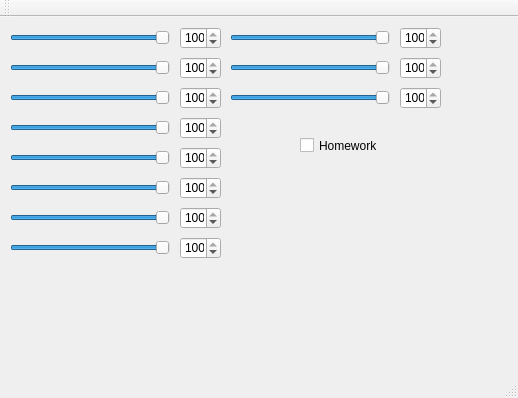
Qt form mainwindow.ui (KGalik/PIC10C-HW2) before a commit.
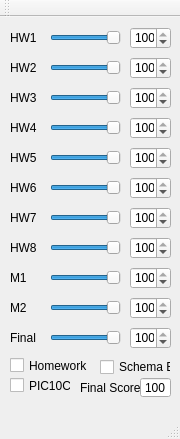
The same form after that commit.

```diff
--- a/mainwindow.ui
+++ b/mainwindow.ui
@@ -6,8 +6,8 @@
    <rect>
     <x>0</x>
     <y>0</y>
-    <width>518</width>
-    <height>398</height>
+    <width>180</width>
+    <height>439</height>
    </rect>
   </property>
   <property name="windowTitle">
@@ -17,9 +17,9 @@
    <widget class="QSlider" name="horizontalSlider">
     <property name="geometry">
      <rect>
-      <x>10</x>
+      <x>50</x>
       <y>10</y>
-      <width>160</width>
+      <width>71</width>
       <height>22</height>
      </rect>
     </property>
@@ -39,9 +39,9 @@
    <widget class="QSlider" name="horizontalSlider_2">
     <property name="geometry">
      <rect>
-      <x>10</x>
+      <x>50</x>
       <y>40</y>
-      <width>160</width>
+      <width>71</width>
       <height>22</height>
      </rect>
     </property>
@@ -61,9 +61,9 @@
    <widget class="QSlider" name="horizontalSlider_3">
     <property name="geometry">
      <rect>
-      <x>10</x>
+      <x>50</x>
       <y>70</y>
-      <width>160</width>
+      <width>71</width>
       <height>22</height>
      </rect>
     </property>
@@ -83,9 +83,9 @@
    <widget class="QSlider" name="horizontalSlider_4">
     <property name="geometry">
      <rect>
-      <x>10</x>
+      <x>50</x>
       <y>100</y>
-      <width>160</width>
+      <width>71</width>
       <height>22</height>
      </rect>
     </property>
@@ -105,9 +105,9 @@
    <widget class="QSlider" name="horizontalSlider_5">
     <property name="geometry">
      <rect>
-      <x>10</x>
+      <x>50</x>
       <y>130</y>
-      <width>160</width>
+      <width>71</width>
       <height>22</height>
      </rect>
     </property>
@@ -127,9 +127,9 @@
    <widget class="QSlider" name="horizontalSlider_6">
     <property name="geometry">
      <rect>
-      <x>10</x>
+      <x>50</x>
       <y>160</y>
-      <width>160</width>
+      <width>71</width>
       <height>22</height>
      </rect>
     </property>
@@ -149,9 +149,9 @@
    <widget class="QSlider" name="horizontalSlider_7">
     <property name="geometry">
      <rect>
-      <x>10</x>
+      <x>50</x>
       <y>190</y>
-      <width>160</width>
+      <width>71</width>
       <height>22</height>
      </rect>
     </property>
@@ -171,9 +171,9 @@
    <widget class="QSlider" name="horizontalSlider_8">
     <property name="geometry">
      <rect>
-      <x>10</x>
+      <x>50</x>
       <y>220</y>
-      <width>160</width>
+      <width>71</width>
       <height>22</height>
      </rect>
     </property>
@@ -193,9 +193,9 @@
    <widget class="QSlider" name="horizontalSlider_9">
     <property name="geometry">
      <rect>
-      <x>230</x>
-      <y>10</y>
-      <width>160</width>
+      <x>50</x>
+      <y>250</y>
+      <width>71</width>
       <height>22</height>
      </rect>
     </property>
@@ -215,9 +215,9 @@
    <widget class="QSlider" name="horizontalSlider_10">
     <property name="geometry">
      <rect>
-      <x>230</x>
-      <y>40</y>
-      <width>160</width>
+      <x>50</x>
+      <y>280</y>
+      <width>71</width>
       <height>22</height>
      </rect>
     </property>
@@ -237,9 +237,9 @@
    <widget class="QSlider" name="horizontalSlider_11">
     <property name="geometry">
      <rect>
-      <x>230</x>
-      <y>70</y>
-      <width>160</width>
+      <x>50</x>
+      <y>310</y>
+      <width>71</width>
       <height>22</height>
      </rect>
     </property>
@@ -259,7 +259,7 @@
    <widget class="QSpinBox" name="spinBox">
     <property name="geometry">
      <rect>
-      <x>180</x>
+      <x>130</x>
       <y>10</y>
       <width>41</width>
       <height>22</height>
@@ -275,7 +275,7 @@
    <widget class="QSpinBox" name="spinBox_2">
     <property name="geometry">
      <rect>
-      <x>180</x>
+      <x>130</x>
       <y>40</y>
       <width>41</width>
       <height>22</height>
@@ -291,7 +291,7 @@
    <widget class="QSpinBox" name="spinBox_3">
     <property name="geometry">
      <rect>
-      <x>180</x>
+      <x>130</x>
       <y>70</y>
       <width>41</width>
       <height>22</height>
@@ -307,7 +307,7 @@
    <widget class="QSpinBox" name="spinBox_4">
     <property name="geometry">
      <rect>
-      <x>180</x>
+      <x>130</x>
       <y>100</y>
       <width>41</width>
       <height>22</height>
@@ -323,7 +323,7 @@
    <widget class="QSpinBox" name="spinBox_5">
     <property name="geometry">
      <rect>
-      <x>180</x>
+      <x>130</x>
       <y>130</y>
       <width>41</width>
       <height>22</height>
@@ -339,7 +339,7 @@
    <widget class="QSpinBox" name="spinBox_6">
     <property name="geometry">
      <rect>
-      <x>180</x>
+      <x>130</x>
       <y>160</y>
       <width>41</width>
       <height>22</height>
@@ -355,7 +355,7 @@
    <widget class="QSpinBox" name="spinBox_7">
     <property name="geometry">
      <rect>
-      <x>180</x>
+      <x>130</x>
       <y>190</y>
       <width>41</width>
       <height>22</height>
@@ -371,7 +371,7 @@
    <widget class="QSpinBox" name="spinBox_8">
     <property name="geometry">
      <rect>
-      <x>180</x>
+      <x>130</x>
       <y>220</y>
       <width>41</width>
       <height>22</height>
@@ -387,8 +387,8 @@
    <widget class="QSpinBox" name="spinBox_9">
     <property name="geometry">
      <rect>
-      <x>400</x>
-      <y>10</y>
+      <x>130</x>
+      <y>250</y>
       <width>41</width>
       <height>22</height>
      </rect>
@@ -403,8 +403,8 @@
    <widget class="QSpinBox" name="spinBox_10">
     <property name="geometry">
      <rect>
-      <x>400</x>
-      <y>40</y>
+      <x>130</x>
+      <y>280</y>
       <width>41</width>
       <height>22</height>
      </rect>
@@ -419,8 +419,8 @@
    <widget class="QSpinBox" name="spinBox_11">
     <property name="geometry">
      <rect>
-      <x>400</x>
-      <y>70</y>
+      <x>130</x>
+      <y>310</y>
       <width>41</width>
       <height>22</height>
      </rect>
@@ -435,8 +435,8 @@
    <widget class="QCheckBox" name="checkBox">
     <property name="geometry">
      <rect>
-      <x>300</x>
-      <y>120</y>
+      <x>10</x>
+      <y>340</y>
       <width>81</width>
       <height>17</height>
      </rect>
@@ -445,6 +445,213 @@
      <string>Homework 8</string>
     </property>
    </widget>
+   <widget class="QCheckBox" name="checkBox_2">
+    <property name="geometry">
+     <rect>
+      <x>100</x>
+      <y>340</y>
+      <width>71</width>
+      <height>20</height>
+     </rect>
+    </property>
+    <property name="text">
+     <string>Schema B</string>
+    </property>
+   </widget>
+   <widget class="QCheckBox" name="checkBox_3">
+    <property name="geometry">
+     <rect>
+      <x>10</x>
+      <y>360</y>
+      <width>61</width>
+      <height>17</height>
+     </rect>
+    </property>
+    <property name="text">
+     <string>PIC10C</string>
+    </property>
+   </widget>
+   <widget class="QSpinBox" name="spinBox_12">
+    <property name="geometry">
+     <rect>
+      <x>140</x>
+      <y>360</y>
+      <width>31</width>
+      <height>21</height>
+     </rect>
+    </property>
+    <property name="alignment">
+     <set>Qt::AlignCenter</set>
+    </property>
+    <property name="readOnly">
+     <bool>true</bool>
+    </property>
+    <property name="buttonSymbols">
+     <enum>QAbstractSpinBox::NoButtons</enum>
+    </property>
+    <property name="maximum">
+     <number>100</number>
+    </property>
+    <property name="value">
+     <number>100</number>
+    </property>
+   </widget>
+   <widget class="QLabel" name="label">
+    <property name="geometry">
+     <rect>
+      <x>10</x>
+      <y>10</y>
+      <width>31</width>
+      <height>21</height>
+     </rect>
+    </property>
+    <property name="text">
+     <string>HW1</string>
+    </property>
+   </widget>
+   <widget class="QLabel" name="label_2">
+    <property name="geometry">
+     <rect>
+      <x>10</x>
+      <y>40</y>
+      <width>31</width>
+      <height>21</height>
+     </rect>
+    </property>
+    <property name="text">
+     <string>HW2</string>
+    </property>
+   </widget>
+   <widget class="QLabel" name="label_3">
+    <property name="geometry">
+     <rect>
+      <x>10</x>
+      <y>100</y>
+      <width>31</width>
+      <height>21</height>
+     </rect>
+    </property>
+    <property name="text">
+     <string>HW4</string>
+    </property>
+   </widget>
+   <widget class="QLabel" name="label_4">
+    <property name="geometry">
+     <rect>
+      <x>10</x>
+      <y>70</y>
+      <width>31</width>
+      <height>21</height>
+     </rect>
+    </property>
+    <property name="text">
+     <string>HW3</string>
+    </property>
+   </widget>
+   <widget class="QLabel" name="label_5">
+    <property name="geometry">
+     <rect>
+      <x>10</x>
+      <y>190</y>
+      <width>31</width>
+      <height>21</height>
+     </rect>
+    </property>
+    <property name="text">
+     <string>HW7</string>
+    </property>
+   </widget>
+   <widget class="QLabel" name="label_6">
+    <property name="geometry">
+     <rect>
+      <x>10</x>
+      <y>220</y>
+      <width>31</width>
+      <height>21</height>
+     </rect>
+    </property>
+    <property name="text">
+     <string>HW8</string>
+    </property>
+   </widget>
+   <widget class="QLabel" name="label_7">
+    <property name="geometry">
+     <rect>
+      <x>10</x>
+      <y>160</y>
+      <width>31</width>
+      <height>21</height>
+     </rect>
+    </property>
+    <property name="text">
+     <string>HW6</string>
+    </property>
+   </widget>
+   <widget class="QLabel" name="label_8">
+    <property name="geometry">
+     <rect>
+      <x>10</x>
+      <y>130</y>
+      <width>31</width>
+      <height>21</height>
+     </rect>
+    </property>
+    <property name="text">
+     <string>HW5</string>
+    </property>
+   </widget>
+   <widget class="QLabel" name="label_9">
+    <property name="geometry">
+     <rect>
+      <x>10</x>
+      <y>310</y>
+      <width>31</width>
+      <height>21</height>
+     </rect>
+    </property>
+    <property name="text">
+     <string>Final</string>
+    </property>
+   </widget>
+   <widget class="QLabel" name="label_10">
+    <property name="geometry">
+     <rect>
+      <x>10</x>
+      <y>280</y>
+      <width>31</width>
+      <height>21</height>
+     </rect>
+    </property>
+    <property name="text">
+     <string>M2</string>
+    </property>
+   </widget>
+   <widget class="QLabel" name="label_11">
+    <property name="geometry">
+     <rect>
+      <x>10</x>
+      <y>250</y>
+      <width>31</width>
+      <height>21</height>
+     </rect>
+    </property>
+    <property name="text">
+     <string>M1</string>
+    </property>
+   </widget>
+   <widget class="QLabel" name="label_12">
+    <property name="geometry">
+     <rect>
+      <x>80</x>
+      <y>360</y>
+      <width>61</width>
+      <height>21</height>
+     </rect>
+    </property>
+    <property name="text">
+     <string>Final Score:</string>
+    </property>
+   </widget>
   </widget>
   <widget class="QMenuBar" name="menuBar">
    <property name="geometry">
```
Left out of the diff: 181 changed lines with no effect on the pictures.
